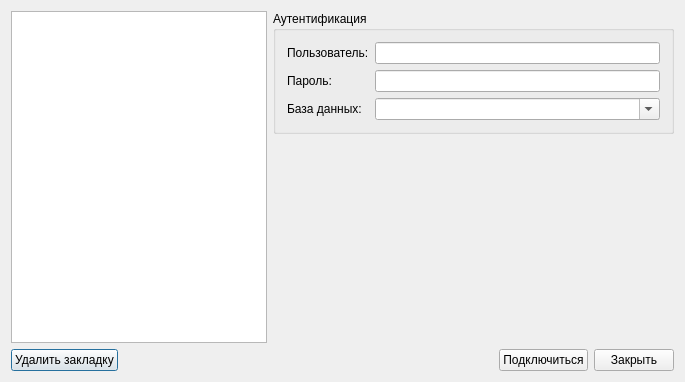
Qt form FmtLib/ui/oracleauthdlg.ui (Smitt64/WorkFMT) before a commit.
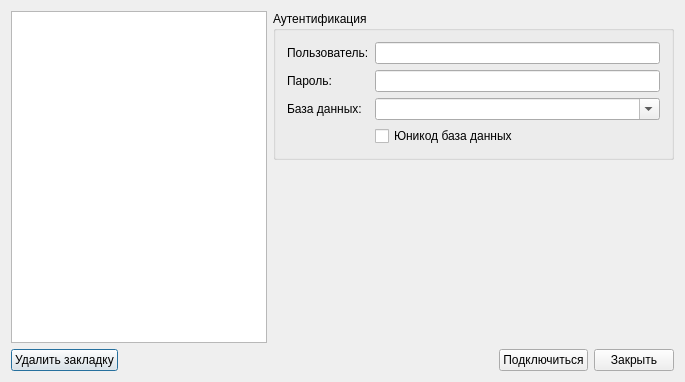
The same form after that commit. Icons and pictures are not drawn.

Diff of the .ui file:
```diff
--- a/FmtLib/ui/oracleauthdlg.ui
+++ b/FmtLib/ui/oracleauthdlg.ui
@@ -94,6 +94,13 @@
               </property>
              </widget>
             </item>
+            <item row="3" column="1">
+             <widget class="QCheckBox" name="checkUnicode">
+              <property name="text">
+               <string>Юникод база данных</string>
+              </property>
+             </widget>
+            </item>
            </layout>
           </item>
          </layout>
```
